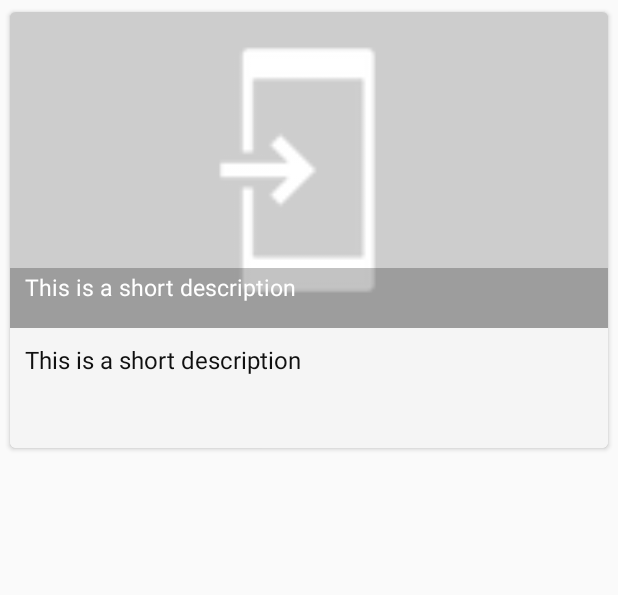
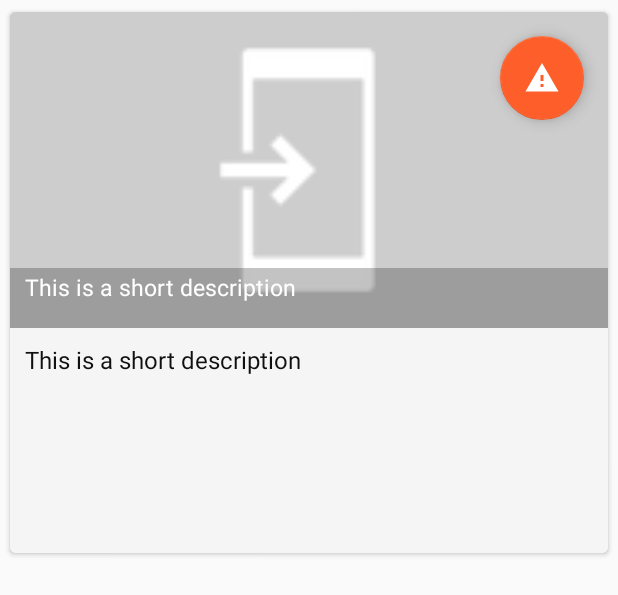
Before and after one commit to alonsod86/KarmApp, an Android app: the layout card_view.xml on its own in the app's theme, with its tools: preview values and no code run, on a phone screen of 412 x 824 dp. Shown: the top 595 px of the screen. Run offline under Robolectric (Android 15) with nearby library versions, the phone set to English and light mode, and no system bars.

Commit message:
calendar and alerts

```diff
--- a/app/src/main/res/layout/card_view.xml
+++ b/app/src/main/res/layout/card_view.xml
@@ -1,5 +1,6 @@
 <?xml version="1.0" encoding="utf-8"?>
 <LinearLayout xmlns:android="http://schemas.android.com/apk/res/android"
+    xmlns:app="http://schemas.android.com/apk/res-auto"
     android:orientation="vertical" android:layout_width="match_parent"
     android:layout_height="match_parent">
     <!-- A CardView that contains a TextView -->
@@ -9,7 +10,7 @@
         android:id="@+id/card_view"
         android:layout_gravity="center"
         android:layout_width="match_parent"
-        android:layout_height="300dp"
+        android:layout_height="370dp"
         card_view:cardCornerRadius="4dp"
         android:layout_marginLeft="3dp"
         android:layout_marginTop="3dp"
@@ -17,11 +18,20 @@
         card_view:cardUseCompatPadding="true"
         card_view:elevation="1dp">
 
+        <android.support.design.widget.FloatingActionButton
+            android:id="@+id/fab"
+            android:layout_width="wrap_content"
+            android:layout_height="wrap_content"
+            android:layout_gravity="top|end"
+            android:layout_margin="@dimen/fab_margin"
+            android:src="@drawable/ic_warning_white_48dp"
+            android:clickable="false"
+            card_view:backgroundTint="#fe5f2a" />
+
         <RelativeLayout
             android:layout_width="match_parent"
             android:layout_height="match_parent"
-            android:orientation="vertical"
-            >
+            android:orientation="vertical">
 
             <ImageView
                 android:layout_width="match_parent"
@@ -51,7 +61,7 @@
                 style="@style/TextAppearance.AppCompat.Subhead"
                 android:id="@+id/textView"
                 android:layout_width="match_parent"
-                android:layout_height="80dp"
+                android:layout_height="150dp"
                 android:text="This is a short description"
                 android:textColor="#101010"
                 android:background="#f5f5f5"
--- a/app/src/main/res/values/colors.xml
+++ b/app/src/main/res/values/colors.xml
@@ -9,4 +9,10 @@
     <color name="blue_grey_700">#455A64</color>
     <color name="blue_grey_800">#37474F</color>
     <color name="blue_grey_900">#263238</color>
+
+    <!-- alerts -->
+    <color name="alert_ok">#24d586</color>
+    <color name="alert_warn">#fec92a</color>
+    <color name="alert_kaos">#fe5f2a</color>
+
 </resources>
```
Also changed, not shown: app/src/main/java/fs/ndt/karmapp/CardsActivity.java (+7 -1 lines), app/src/main/java/fs/ndt/karmapp/cards/MyAdapter.java (deleted, +0 -91 lines), app/src/main/res/layout/event_view.xml (deleted, +0 -42 lines), app/src/main/res/drawable-hdpi/ic_info_white_48dp.png (added), app/src/main/res/drawable-hdpi/ic_thumb_up_white_48dp.png (added), app/src/main/res/drawable-hdpi/ic_warning_white_48dp.png (added), app/src/main/res/drawable-mdpi/ic_info_white_48dp.png (added), app/src/main/res/drawable-mdpi/ic_thumb_up_white_48dp.png (added), app/src/main/res/drawable-mdpi/ic_warning_white_48dp.png (added), app/src/main/res/drawable-xhdpi/ic_info_white_48dp.png (added), app/src/main/res/drawable-xhdpi/ic_thumb_up_white_48dp.png (added), app/src/main/res/drawable-xhdpi/ic_warning_white_48dp.png (added), app/src/main/res/drawable-xxhdpi/ic_info_white_48dp.png (added), app/src/main/res/drawable-xxhdpi/ic_thumb_up_white_48dp.png (added), 4 more files, 1 other file.
